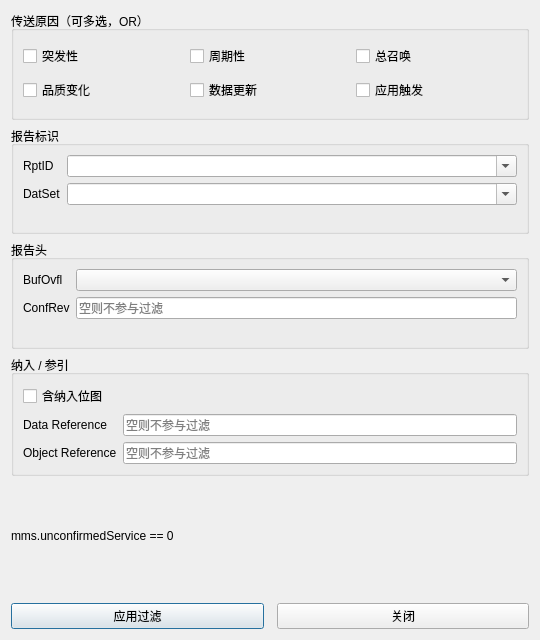
Qt form ui/qt/mms_report_filter_dialog.ui (marshalyyx2000/wireshark) before a commit.
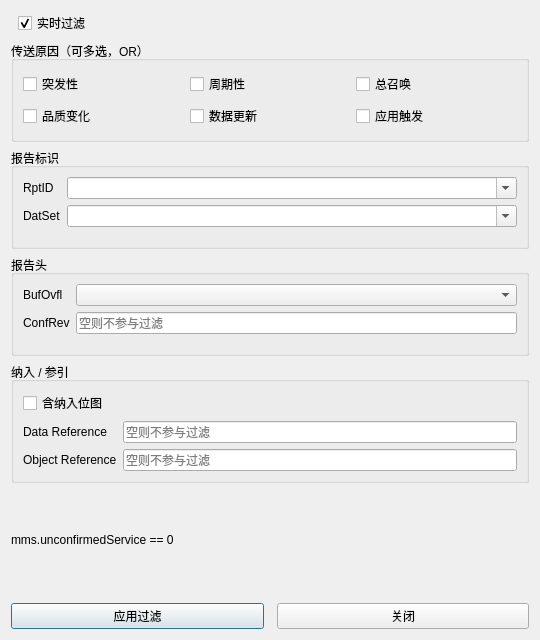
The same form after that commit.

Commit message: Add realtime MMS report filtering and bump Binyao to 0.11.0.

Patch:
```diff
--- a/ui/qt/mms_report_filter_dialog.ui
+++ b/ui/qt/mms_report_filter_dialog.ui
@@ -14,6 +14,27 @@
    <string>MMS 报告过滤</string>
   </property>
   <layout class="QVBoxLayout" name="verticalLayout">
+   <item>
+    <layout class="QHBoxLayout" name="realtimeLayout">
+     <item>
+      <spacer name="realtimeSpacer">
+       <property name="orientation">
+        <enum>Qt::Orientation::Horizontal</enum>
+       </property>
+      </spacer>
+     </item>
+     <item>
+      <widget class="QCheckBox" name="realtimeFilterCheck">
+       <property name="text">
+        <string>实时过滤</string>
+       </property>
+       <property name="checked">
+        <bool>true</bool>
+       </property>
+      </widget>
+     </item>
+    </layout>
+   </item>
    <item>
     <widget class="QGroupBox" name="reasonGroup">
      <property name="title">
```
The commit also changes 4 other files.
